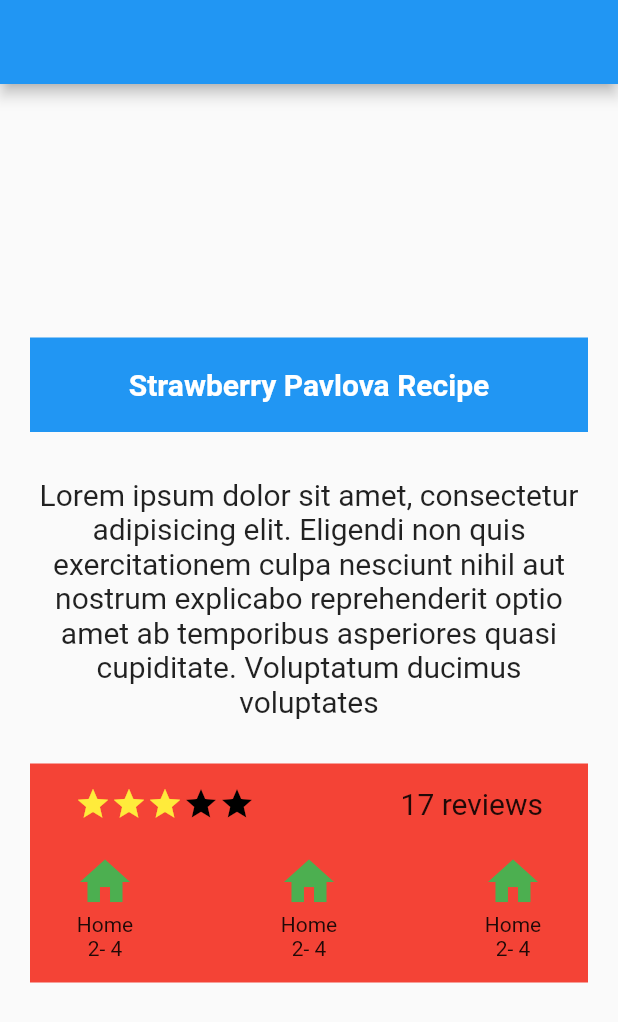
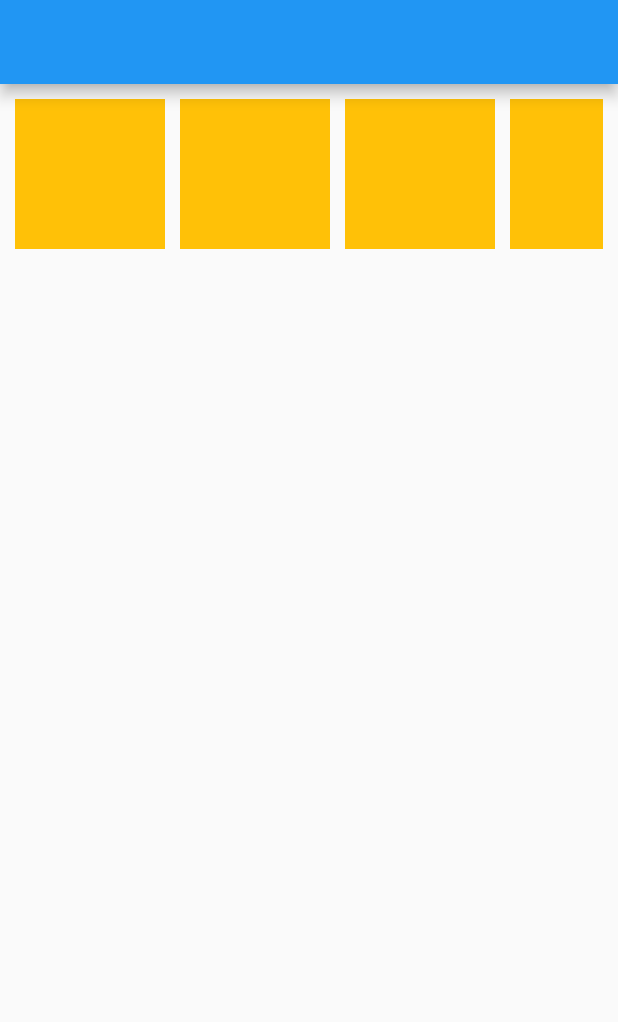
Before and after one commit to messabih-khalil/flutter, a Flutter app: the screen it shows after launch, on a phone screen of 412 x 824 dp. Shown: the top 1022 px of the screen. Run offline on Flutter 3.47's test engine with Material 2 defaults, Android fonts, the phone set to English and light mode, and no system bars.

Commit message:
SingleChildScrollView

```diff
--- a/lib/main.dart
+++ b/lib/main.dart
@@ -15,121 +15,71 @@ class HomePage extends StatelessWidget {
   @override
   Widget build(BuildContext context) {
     return Scaffold(
-        appBar: AppBar(),
-        body: Container(
-          padding: EdgeInsets.all(20),
-          margin: EdgeInsets.symmetric(vertical: 50),
-          child: Column(
-            mainAxisAlignment: MainAxisAlignment.center,
+      appBar: AppBar(),
+      body: Container(
+        margin: EdgeInsets.all(10),
+        child: SingleChildScrollView(
+          scrollDirection: Axis.horizontal,
+          child: Row(
             children: [
-              // box title
               Container(
-                width: double.infinity,
-                color: Colors.blue,
-                padding: EdgeInsets.all(20),
-                alignment: Alignment.center,
-                child: Text(
-                  "Strawberry Pavlova Recipe",
-                  style: TextStyle(
-                      fontSize: 20,
-                      fontWeight: FontWeight.bold,
-                      color: Colors.white),
-                ),
+                width: 100,
+                height: 100,
+                margin: EdgeInsets.only(right: 10),
+                color: Colors.amber,
               ),
-              // end box title
-
-              // start text section
               Container(
-                margin: EdgeInsets.symmetric(vertical: 30),
-                child: Text(
-                  "Lorem ipsum dolor sit amet, consectetur adipisicing elit. Eligendi non quis exercitationem culpa nesciunt nihil aut nostrum explicabo reprehenderit optio amet ab temporibus asperiores quasi cupiditate. Voluptatum ducimus voluptates",
-                  style: TextStyle(
-                    fontSize: 20,
-                  ),
-                  textAlign: TextAlign.center,
-                ),
+                width: 100,
+                height: 100,
+                margin: EdgeInsets.only(right: 10),
+                color: Colors.amber,
               ),
-              // end text section
-
-              // start box section
               Container(
-                color: Colors.red,
-                padding: EdgeInsets.symmetric(vertical: 15, horizontal: 30),
-                child: Column(
-                  children: [
-                    Container(
-                      child: Row(
-                        mainAxisAlignment: MainAxisAlignment.spaceBetween,
-                        children: [
-                          Row(
-                            children: [
-                              Icon(
-                                Icons.star,
-                                color: Colors.yellow,
-                              ),
-                              Icon(
-                                Icons.star,
-                                color: Colors.yellow,
-                              ),
-                              Icon(
-                                Icons.star,
-                                color: Colors.yellow,
-                              ),
-                              Icon(
-                                Icons.star,
-                                color: Colors.black,
-                              ),
-                              Icon(
-                                Icons.star,
-                                color: Colors.black,
-                              ),
-                            ],
-                          ),
-                          Text(
-                            "17 reviews",
-                            style: TextStyle(fontSize: 20),
-                          )
-                        ],
-                      ),
-                    ),
-                    // start child boxes
-                    Container(
-                      margin: EdgeInsets.only(top: 20),
-                      child: Row(
-                        mainAxisAlignment: MainAxisAlignment.spaceBetween,
-                        children: [
-                          Column(children: [
-                            // icon
-                            Icon(Icons.home, color: Colors.green, size: 40),
-                            //  name
-                            Text("Home"),
-                            // number
-                            Text("2- 4")
-                          ]),
-                          Column(children: [
-                            // icon
-                            Icon(Icons.home, color: Colors.green, size: 40),
-                            //  name
-                            Text("Home"),
-                            // number
-                            Text("2- 4")
-                          ]),
-                          Column(children: [
-                            // icon
-                            Icon(Icons.home, color: Colors.green, size: 40),
-                            //  name
-                            Text("Home"),
-                            // number
-                            Text("2- 4")
-                          ])
-                        ],
-                      ),
-                    )
-                  ],
-                ),
-              )
+                width: 100,
+                height: 100,
+                margin: EdgeInsets.only(right: 10),
+                color: Colors.amber,
+              ),
+              Container(
+                width: 100,
+                height: 100,
+                margin: EdgeInsets.only(right: 10),
+                color: Colors.amber,
+              ),
+              Container(
+                width: 100,
+                height: 100,
+                margin: EdgeInsets.only(right: 10),
+                color: Colors.amber,
+              ),
+              Container(
+                width: 100,
+                height: 100,
+                margin: EdgeInsets.only(right: 10),
+                color: Colors.amber,
+              ),
+              Container(
+                width: 100,
+                height: 100,
+                margin: EdgeInsets.only(right: 10),
+                color: Colors.amber,
+              ),
+              Container(
+                width: 100,
+                height: 100,
+                margin: EdgeInsets.only(right: 10),
+                color: Colors.amber,
+              ),
+              Container(
+                width: 100,
+                height: 100,
+                margin: EdgeInsets.only(right: 10),
+                color: Colors.amber,
+              ),
             ],
           ),
-        ));
+        ),
+      ),
+    );
   }
 }
```
